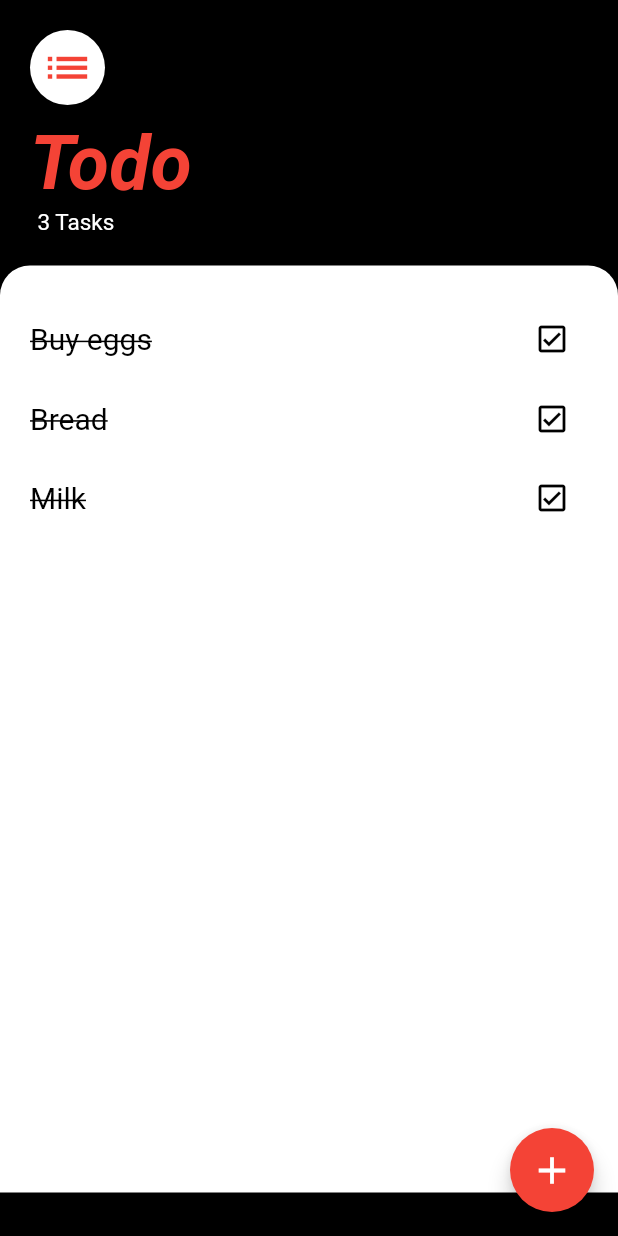
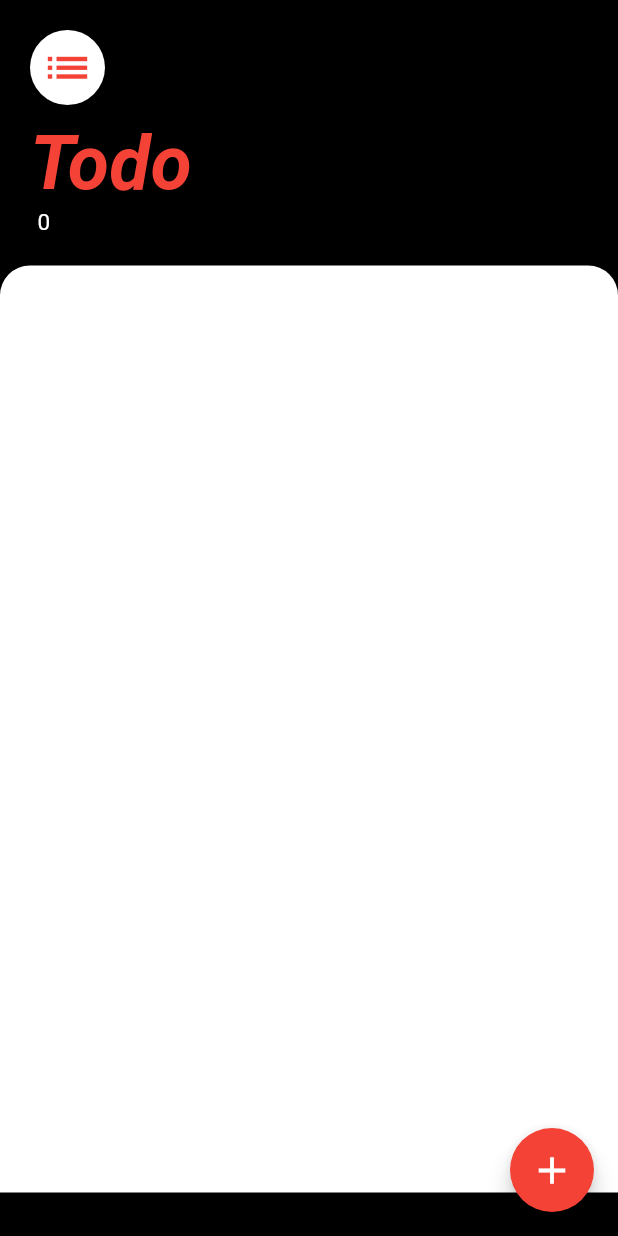
Before and after one commit to shresthkapoor7/todo, a Flutter app: the screen it shows after launch, on a phone screen of 412 x 824 dp. Run offline on Flutter 3.47's test engine with Material 2 defaults, Android fonts, the phone set to English and light mode, and no system bars.

```diff
--- a/lib/screens/taskscreen.dart
+++ b/lib/screens/taskscreen.dart
@@ -20,6 +20,8 @@ const kTextFieldDecoration = InputDecoration(
 bool af = false;
 
 class TasksScreen extends StatelessWidget {
+  final myController = TextEditingController();
+
   Widget buildBottomSheet(BuildContext context) {
     return Container(
         height: MediaQuery.of(context).size.height * 0.75,
@@ -73,11 +75,16 @@ class TasksScreen extends StatelessWidget {
                 autofocus: true,
                 textAlign: TextAlign.center,
                 decoration: kTextFieldDecoration,
+                controller: myController,
               ),
             ),
             TextButton(
                 onPressed: () {
-                  af = true;
+                  //TODO:
+                  if (myController.text != '')
+                    items.add(Item(txt: myController.text));
+                  myController.text = '';
+                  Navigator.pop(context);
                 },
                 child: Container(
                     decoration: BoxDecoration(
@@ -94,6 +101,12 @@ class TasksScreen extends StatelessWidget {
         ));
   }
 
+  List<Item> items = [
+    // Item(txt: 'Buy Egg'),
+    // Item(txt: 'Buy Bread'),
+    // Item(txt: 'Buy Choclate'),
+    // Item(txt: 'Buy milk')
+  ];
   @override
   Widget build(BuildContext context) {
     return Scaffold(
@@ -158,7 +171,7 @@ class TasksScreen extends StatelessWidget {
             Padding(
               padding: EdgeInsets.only(left: 25.0),
               child: Text(
-                '3 Tasks',
+                items.length.toString(),
                 style: TextStyle(fontSize: 15, color: Colors.white),
               ),
             ),
@@ -169,17 +182,7 @@ class TasksScreen extends StatelessWidget {
               child: Container(
                 child: ListView(
                   padding: const EdgeInsets.all(20),
-                  children: <Widget>[
-                    Item(
-                      txt: 'Buy eggs',
-                    ),
-                    Item(
-                      txt: 'Bread',
-                    ),
-                    Item(
-                      txt: 'Milk',
-                    )
-                  ],
+                  children: items,
                 ),
                 decoration: BoxDecoration(
                     color: Colors.white,
@@ -207,7 +210,7 @@ class Item extends StatefulWidget {
 }
 
 class _ItemState extends State<Item> {
-  bool press = false;
+  bool press = true;
 
   @override
   Widget build(BuildContext context) {
@@ -236,7 +239,10 @@ class _ItemState extends State<Item> {
               },
               icon: press
                   ? Icon(Icons.check_box_outline_blank)
-                  : Icon(Icons.check_box_outlined),
+                  : Icon(
+                      Icons.check_box_outlined,
+                      color: Colors.red,
+                    ),
               color: Colors.black,
             ),
           ],
```
Also changed, not shown: 8 other files.
